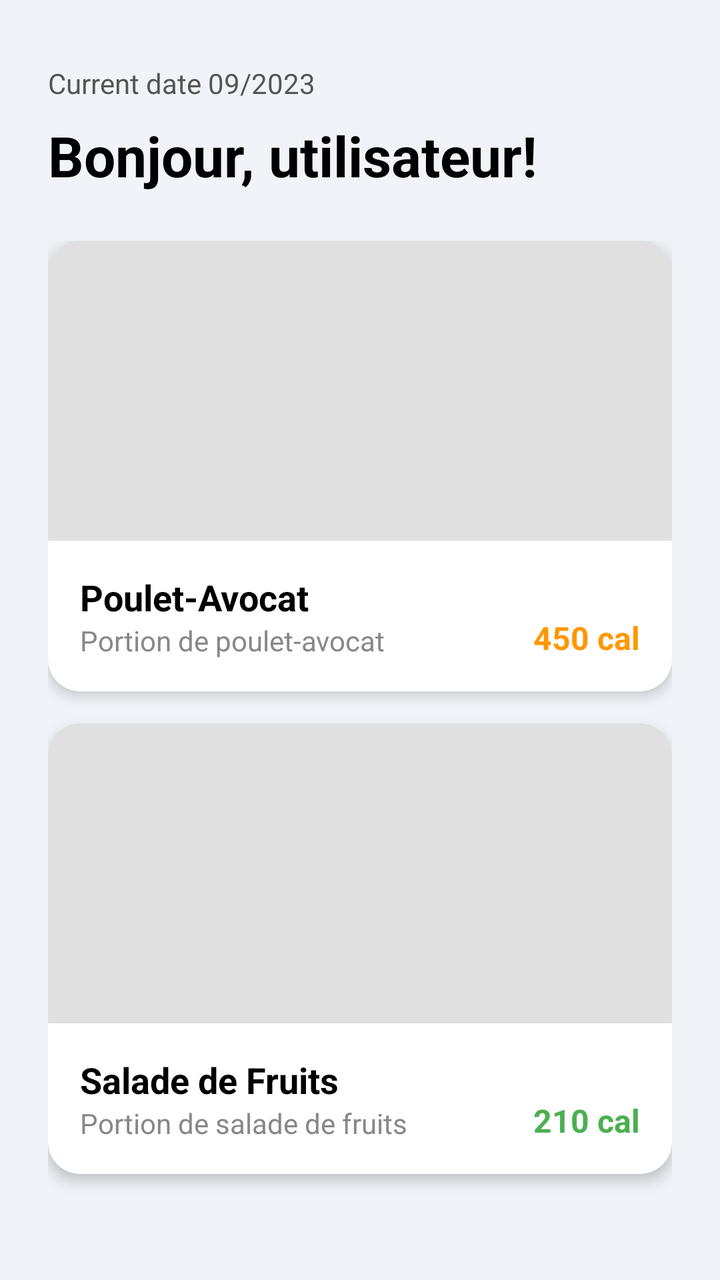
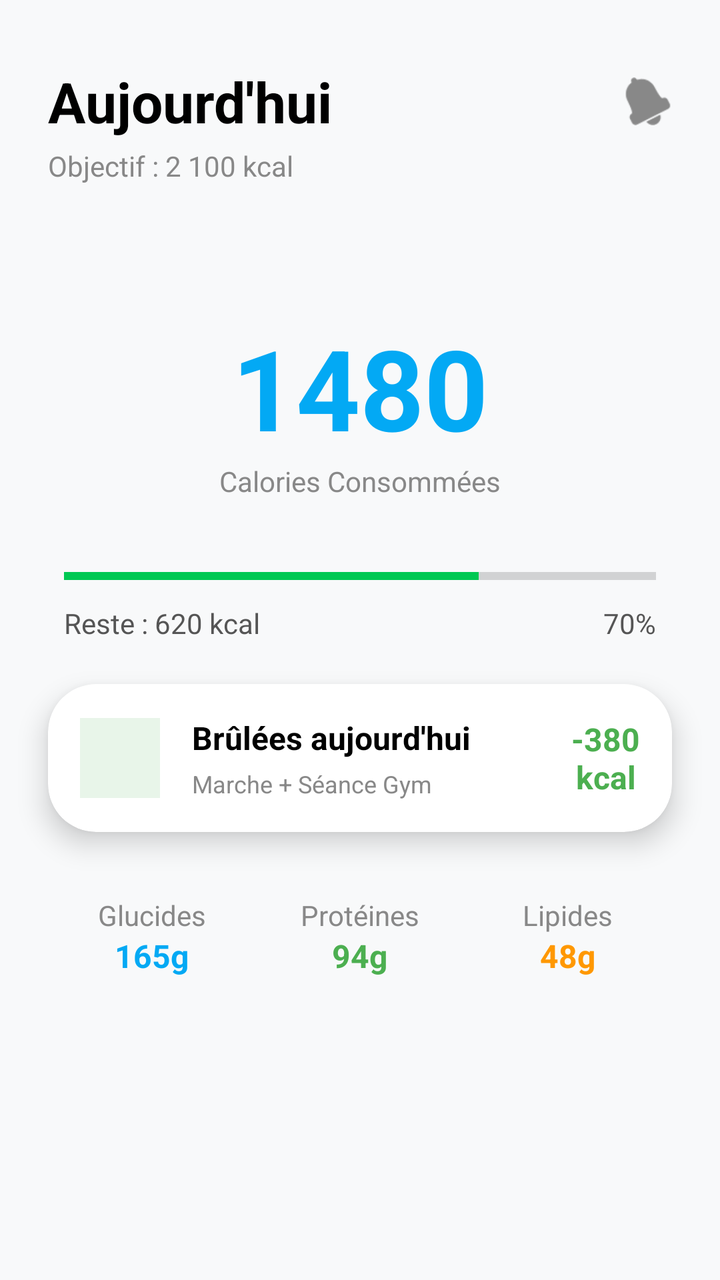

The first picture is an Android layout as it rendered before a commit; the second is the same layout after the commit. The layout source and the unified diff follow.
<!-- AndroidManifest.xml: application theme Theme.CaloriesTracker -->
<!-- res/layout/fragment_dashboard.xml -->
<?xml version="1.0" encoding="utf-8"?>
<androidx.constraintlayout.widget.ConstraintLayout xmlns:android="http://schemas.android.com/apk/res/android"
    xmlns:app="http://schemas.android.com/apk/res-auto"
    android:layout_width="match_parent"
    android:layout_height="match_parent"
    android:background="#F0F4F8">

    <TextView
        android:id="@+id/tvDate"
        android:layout_width="wrap_content"
        android:layout_height="wrap_content"
        android:layout_marginStart="24dp"
        android:layout_marginTop="32dp"
        android:text="Current date 09/2023"
        android:textColor="#555555"
        android:textSize="14sp"
        app:layout_constraintStart_toStartOf="parent"
        app:layout_constraintTop_toTopOf="parent" />

    <TextView
        android:id="@+id/tvGreeting"
        android:layout_width="wrap_content"
        android:layout_height="wrap_content"
        android:layout_marginStart="24dp"
        android:layout_marginTop="8dp"
        android:text="Bonjour, utilisateur!"
        android:textColor="#000000"
        android:textSize="28sp"
        android:textStyle="bold"
        app:layout_constraintStart_toStartOf="parent"
        app:layout_constraintTop_toBottomOf="@+id/tvDate" />

    
    <ScrollView
        android:layout_width="match_parent"
        android:layout_height="0dp"
        android:layout_marginTop="24dp"
        android:paddingBottom="100dp"
        android:clipToPadding="false"
        app:layout_constraintBottom_toBottomOf="parent"
        app:layout_constraintTop_toBottomOf="@+id/tvGreeting">

        <LinearLayout
            android:layout_width="match_parent"
            android:layout_height="wrap_content"
            android:orientation="vertical"
            android:paddingStart="24dp"
            android:paddingEnd="24dp">

            
            <androidx.cardview.widget.CardView
                android:layout_width="match_parent"
                android:layout_height="wrap_content"
                android:layout_marginBottom="16dp"
                app:cardCornerRadius="16dp"
                app:cardElevation="4dp">
                <LinearLayout
                    android:layout_width="match_parent"
                    android:layout_height="wrap_content"
                    android:orientation="vertical">
                    
                    <View
                        android:layout_width="match_parent"
                        android:layout_height="150dp"
                        android:background="#E0E0E0" />
                    <RelativeLayout
                        android:layout_width="match_parent"
                        android:layout_height="wrap_content"
                        android:padding="16dp">
                        <TextView
                            android:id="@+id/tvTitle1"
                            android:layout_width="wrap_content"
                            android:layout_height="wrap_content"
                            android:text="Poulet-Avocat"
                            android:textStyle="bold"
                            android:textSize="18sp"
                            android:textColor="#000000" />
                        <TextView
                            android:layout_width="wrap_content"
                            android:layout_height="wrap_content"
                            android:layout_below="@+id/tvTitle1"
                            android:text="Portion de poulet-avocat"
                            android:textColor="#888888"
                            android:textSize="14sp" />
                        <TextView
                            android:layout_width="wrap_content"
                            android:layout_height="wrap_content"
                            android:layout_alignParentEnd="true"
                            android:layout_alignParentBottom="true"
                            android:text="450 cal"
                            android:textColor="#FF9800"
                            android:textStyle="bold"
                            android:textSize="16sp" />
                    </RelativeLayout>
                </LinearLayout>
            </androidx.cardview.widget.CardView>

            
            <androidx.cardview.widget.CardView
                android:layout_width="match_parent"
                android:layout_height="wrap_content"
                android:layout_marginBottom="16dp"
                app:cardCornerRadius="16dp"
                app:cardElevation="4dp">
                <LinearLayout
                    android:layout_width="match_parent"
                    android:layout_height="wrap_content"
                    android:orientation="vertical">
                    <View
                        android:layout_width="match_parent"
                        android:layout_height="150dp"
                        android:background="#E0E0E0" />
                    <RelativeLayout
                        android:layout_width="match_parent"
                        android:layout_height="wrap_content"
                        android:padding="16dp">
                        <TextView
                            android:id="@+id/tvTitle2"
                            android:layout_width="wrap_content"
                            android:layout_height="wrap_content"
                            android:text="Salade de Fruits"
                            android:textStyle="bold"
                            android:textSize="18sp"
                            android:textColor="#000000" />
                        <TextView
                            android:layout_width="wrap_content"
                            android:layout_height="wrap_content"
                            android:layout_below="@+id/tvTitle2"
                            android:text="Portion de salade de fruits"
                            android:textColor="#888888"
                            android:textSize="14sp" />
                        <TextView
                            android:layout_width="wrap_content"
                            android:layout_height="wrap_content"
                            android:layout_alignParentEnd="true"
                            android:layout_alignParentBottom="true"
                            android:text="210 cal"
                            android:textColor="#4CAF50"
                            android:textStyle="bold"
                            android:textSize="16sp" />
                    </RelativeLayout>
                </LinearLayout>
            </androidx.cardview.widget.CardView>

        </LinearLayout>
    </ScrollView>

</androidx.constraintlayout.widget.ConstraintLayout>
<!-- resources referenced by this layout -->
<resources>
  <style name="Theme.CaloriesTracker" parent="Theme.MaterialComponents.DayNight.DarkActionBar">
          
      </style>
</resources>

<!-- the commit's change to res/layout/fragment_dashboard.xml (unified diff, before → after) -->
@@ -3,146 +3,247 @@
     xmlns:app="http://schemas.android.com/apk/res-auto"
     android:layout_width="match_parent"
     android:layout_height="match_parent"
-    android:background="#F0F4F8">
-
-    <TextView
-        android:id="@+id/tvDate"
+    android:background="#F8F9FA">
+
+    
+    <TextView
+        android:id="@+id/tvDayTitle"
         android:layout_width="wrap_content"
         android:layout_height="wrap_content"
         android:layout_marginStart="24dp"
         android:layout_marginTop="32dp"
-        android:text="Current date 09/2023"
-        android:textColor="#555555"
-        android:textSize="14sp"
-        app:layout_constraintStart_toStartOf="parent"
-        app:layout_constraintTop_toTopOf="parent" />
-
-    <TextView
-        android:id="@+id/tvGreeting"
-        android:layout_width="wrap_content"
-        android:layout_height="wrap_content"
-        android:layout_marginStart="24dp"
-        android:layout_marginTop="8dp"
-        android:text="Bonjour, utilisateur!"
+        android:text="Aujourd'hui"
         android:textColor="#000000"
         android:textSize="28sp"
         android:textStyle="bold"
         app:layout_constraintStart_toStartOf="parent"
-        app:layout_constraintTop_toBottomOf="@+id/tvDate" />
-
-    
-    <ScrollView
+        app:layout_constraintTop_toTopOf="parent" />
+
+    <TextView
+        android:id="@+id/tvGoal"
+        android:layout_width="wrap_content"
+        android:layout_height="wrap_content"
+        android:layout_marginStart="24dp"
+        android:layout_marginTop="4dp"
+        android:text="Objectif : 2 100 kcal"
+        android:textColor="#888888"
+        android:textSize="14sp"
+        app:layout_constraintStart_toStartOf="parent"
+        app:layout_constraintTop_toBottomOf="@+id/tvDayTitle" />
+
+    <ImageView
+        android:id="@+id/ivNotification"
+        android:layout_width="24dp"
+        android:layout_height="24dp"
+        android:layout_marginEnd="24dp"
+        android:src="@android:drawable/ic_popup_reminder"
+        app:layout_constraintBottom_toBottomOf="@+id/tvDayTitle"
+        app:layout_constraintEnd_toEndOf="parent"
+        app:layout_constraintTop_toTopOf="@+id/tvDayTitle"
+        app:tint="#888888" />
+
+    
+    <TextView
+        android:id="@+id/tvConsumed"
+        android:layout_width="wrap_content"
+        android:layout_height="wrap_content"
+        android:layout_marginTop="64dp"
+        android:text="1480"
+        android:textColor="#03A9F4"
+        android:textSize="56sp"
+        android:textStyle="bold"
+        app:layout_constraintEnd_toEndOf="parent"
+        app:layout_constraintStart_toStartOf="parent"
+        app:layout_constraintTop_toBottomOf="@+id/tvGoal" />
+
+    <TextView
+        android:id="@+id/tvConsumedLabel"
+        android:layout_width="wrap_content"
+        android:layout_height="wrap_content"
+        android:text="Calories Consommées"
+        android:textColor="#888888"
+        android:textSize="14sp"
+        app:layout_constraintEnd_toEndOf="parent"
+        app:layout_constraintStart_toStartOf="parent"
+        app:layout_constraintTop_toBottomOf="@+id/tvConsumed" />
+
+    
+    <ProgressBar
+        android:id="@+id/progressBar"
+        style="?android:attr/progressBarStyleHorizontal"
         android:layout_width="match_parent"
-        android:layout_height="0dp"
-        android:layout_marginTop="24dp"
-        android:paddingBottom="100dp"
-        android:clipToPadding="false"
-        app:layout_constraintBottom_toBottomOf="parent"
-        app:layout_constraintTop_toBottomOf="@+id/tvGreeting">
+        android:layout_height="12dp"
+        android:layout_marginStart="32dp"
+        android:layout_marginTop="32dp"
+        android:layout_marginEnd="32dp"
+        android:progress="70"
+        android:progressTint="#00C853"
+        app:layout_constraintEnd_toEndOf="parent"
+        app:layout_constraintStart_toStartOf="parent"
+        app:layout_constraintTop_toBottomOf="@+id/tvConsumedLabel" />
+
+    <TextView
+        android:id="@+id/tvRemaining"
+        android:layout_width="wrap_content"
+        android:layout_height="wrap_content"
+        android:layout_marginTop="8dp"
+        android:text="Reste : 620 kcal"
+        android:textColor="#555555"
+        android:textSize="14sp"
+        app:layout_constraintStart_toStartOf="@+id/progressBar"
+        app:layout_constraintTop_toBottomOf="@+id/progressBar" />
+
+    <TextView
+        android:id="@+id/tvPercent"
+        android:layout_width="wrap_content"
+        android:layout_height="wrap_content"
+        android:layout_marginTop="8dp"
+        android:text="70%"
+        android:textColor="#555555"
+        android:textSize="14sp"
+        app:layout_constraintEnd_toEndOf="@+id/progressBar"
+        app:layout_constraintTop_toBottomOf="@+id/progressBar" />
+
+    
+    <androidx.cardview.widget.CardView
+        android:id="@+id/cardBurned"
+        android:layout_width="match_parent"
+        android:layout_height="wrap_content"
+        android:layout_marginStart="24dp"
+        android:layout_marginTop="48dp"
+        android:layout_marginEnd="24dp"
+        app:cardBackgroundColor="#FFFFFF"
+        app:cardCornerRadius="24dp"
+        app:cardElevation="8dp"
+        app:layout_constraintEnd_toEndOf="parent"
+        app:layout_constraintStart_toStartOf="parent"
+        app:layout_constraintTop_toBottomOf="@+id/progressBar">
+
+        <RelativeLayout
+            android:layout_width="match_parent"
+            android:layout_height="wrap_content"
+            android:padding="16dp">
+            
+            <View
+                android:id="@+id/iconBurned"
+                android:layout_width="40dp"
+                android:layout_height="40dp"
+                android:background="#E8F5E9"
+                android:layout_centerVertical="true"
+                android:layout_marginEnd="16dp"/>
+
+            <TextView
+                android:id="@+id/tvBurnedTitle"
+                android:layout_width="wrap_content"
+                android:layout_height="wrap_content"
+                android:layout_toEndOf="@id/iconBurned"
+                android:text="Brûlées aujourd'hui"
+                android:textColor="#000000"
+                android:textSize="16sp"
+                android:textStyle="bold" />
+
+            <TextView
+                android:layout_width="wrap_content"
+                android:layout_height="wrap_content"
+                android:layout_below="@+id/tvBurnedTitle"
+                android:layout_toEndOf="@id/iconBurned"
+                android:layout_marginTop="4dp"
+                android:text="Marche + Séance Gym"
+                android:textColor="#888888"
+                android:textSize="12sp" />
+
+            <TextView
+                android:layout_width="wrap_content"
+                android:layout_height="wrap_content"
+                android:layout_alignParentEnd="true"
+                android:layout_centerVertical="true"
+                android:text="-380\nkcal"
+                android:textAlignment="center"
+                android:textColor="#4CAF50"
+                android:textSize="16sp"
+                android:textStyle="bold" />
+        </RelativeLayout>
+    </androidx.cardview.widget.CardView>
+
+    
+    <LinearLayout
+        android:layout_width="match_parent"
+        android:layout_height="wrap_content"
+        android:layout_marginStart="24dp"
+        android:layout_marginTop="32dp"
+        android:layout_marginEnd="24dp"
+        android:orientation="horizontal"
+        android:weightSum="3"
+        app:layout_constraintEnd_toEndOf="parent"
+        app:layout_constraintStart_toStartOf="parent"
+        app:layout_constraintTop_toBottomOf="@+id/cardBurned">
 
         <LinearLayout
-            android:layout_width="match_parent"
-            android:layout_height="wrap_content"
-            android:orientation="vertical"
-            android:paddingStart="24dp"
-            android:paddingEnd="24dp">
-
-            
-            <androidx.cardview.widget.CardView
-                android:layout_width="match_parent"
-                android:layout_height="wrap_content"
-                android:layout_marginBottom="16dp"
-                app:cardCornerRadius="16dp"
-                app:cardElevation="4dp">
-                <LinearLayout
-                    android:layout_width="match_parent"
-                    android:layout_height="wrap_content"
-                    android:orientation="vertical">
-                    
-                    <View
-                        android:layout_width="match_parent"
-                        android:layout_height="150dp"
-                        android:background="#E0E0E0" />
-                    <RelativeLayout
-                        android:layout_width="match_parent"
-                        android:layout_height="wrap_content"
-                        android:padding="16dp">
-                        <TextView
-                            android:id="@+id/tvTitle1"
-                            android:layout_width="wrap_content"
-                            android:layout_height="wrap_content"
-                            android:text="Poulet-Avocat"
-                            android:textStyle="bold"
-                            android:textSize="18sp"
-                            android:textColor="#000000" />
-                        <TextView
-                            android:layout_width="wrap_content"
-                            android:layout_height="wrap_content"
-                            android:layout_below="@+id/tvTitle1"
-                            android:text="Portion de poulet-avocat"
-                            android:textColor="#888888"
-                            android:textSize="14sp" />
-                        <TextView
-                            android:layout_width="wrap_content"
-                            android:layout_height="wrap_content"
-                            android:layout_alignParentEnd="true"
-                            android:layout_alignParentBottom="true"
-                            android:text="450 cal"
-                            android:textColor="#FF9800"
-                            android:textStyle="bold"
-                            android:textSize="16sp" />
-                    </RelativeLayout>
-                </LinearLayout>
-            </androidx.cardview.widget.CardView>
-
-            
-            <androidx.cardview.widget.CardView
-                android:layout_width="match_parent"
-                android:layout_height="wrap_content"
-                android:layout_marginBottom="16dp"
-                app:cardCornerRadius="16dp"
-                app:cardElevation="4dp">
-                <LinearLayout
-                    android:layout_width="match_parent"
-                    android:layout_height="wrap_content"
-                    android:orientation="vertical">
-                    <View
-                        android:layout_width="match_parent"
-                        android:layout_height="150dp"
-                        android:background="#E0E0E0" />
-                    <RelativeLayout
-                        android:layout_width="match_parent"
-                        android:layout_height="wrap_content"
-                        android:padding="16dp">
-                        <TextView
-                            android:id="@+id/tvTitle2"
-                            android:layout_width="wrap_content"
-                            android:layout_height="wrap_content"
-                            android:text="Salade de Fruits"
-                            android:textStyle="bold"
-                            android:textSize="18sp"
-                            android:textColor="#000000" />
-                        <TextView
-                            android:layout_width="wrap_content"
-                            android:layout_height="wrap_content"
-                            android:layout_below="@+id/tvTitle2"
-                            android:text="Portion de salade de fruits"
-                            android:textColor="#888888"
-                            android:textSize="14sp" />
-                        <TextView
-                            android:layout_width="wrap_content"
-                            android:layout_height="wrap_content"
-                            android:layout_alignParentEnd="true"
-                            android:layout_alignParentBottom="true"
-                            android:text="210 cal"
-                            android:textColor="#4CAF50"
-                            android:textStyle="bold"
-                            android:textSize="16sp" />
-                    </RelativeLayout>
-                </LinearLayout>
-            </androidx.cardview.widget.CardView>
-
+            android:layout_width="0dp"
+            android:layout_height="wrap_content"
+            android:layout_weight="1"
+            android:gravity="center"
+            android:orientation="vertical">
+            <TextView
+                android:layout_width="wrap_content"
+                android:layout_height="wrap_content"
+                android:text="Glucides"
+                android:textColor="#888888"
+                android:textSize="14sp" />
+            <TextView
+                android:id="@+id/tvCarbsValue"
+                android:layout_width="wrap_content"
+                android:layout_height="wrap_content"
+                android:text="165g"
+                android:textColor="#03A9F4"
+                android:textSize="16sp"
+                android:textStyle="bold" />
         </LinearLayout>
-    </ScrollView>
+
+        <LinearLayout
+            android:layout_width="0dp"
+            android:layout_height="wrap_content"
+            android:layout_weight="1"
+            android:gravity="center"
+            android:orientation="vertical">
+            <TextView
+                android:layout_width="wrap_content"
+                android:layout_height="wrap_content"
+                android:text="Protéines"
+                android:textColor="#888888"
+                android:textSize="14sp" />
+            <TextView
+                android:id="@+id/tvProteinsValue"
+                android:layout_width="wrap_content"
+                android:layout_height="wrap_content"
+                android:text="94g"
+                android:textColor="#4CAF50"
+                android:textSize="16sp"
+                android:textStyle="bold" />
+        </LinearLayout>
+
+        <LinearLayout
+            android:layout_width="0dp"
+            android:layout_height="wrap_content"
+            android:layout_weight="1"
+            android:gravity="center"
+            android:orientation="vertical">
+            <TextView
+                android:layout_width="wrap_content"
+                android:layout_height="wrap_content"
+                android:text="Lipides"
+                android:textColor="#888888"
+                android:textSize="14sp" />
+            <TextView
+                android:id="@+id/tvFatValue"
+                android:layout_width="wrap_content"
+                android:layout_height="wrap_content"
+                android:text="48g"
+                android:textColor="#FF9800"
+                android:textSize="16sp"
+                android:textStyle="bold" />
+        </LinearLayout>
+
+    </LinearLayout>
 
 </androidx.constraintlayout.widget.ConstraintLayout>
<!-- resource entries referenced after the edit -->
@@ -1,7 +1,9 @@
 <!-- resources referenced by this layout -->
 <resources>
-  <style name="Theme.CaloriesTracker" parent="Theme.MaterialComponents.DayNight.DarkActionBar">
+  <style name="Theme.CaloriesTracker" parent="Theme.MaterialComponents.DayNight.NoActionBar">
           
+          <item name="android:statusBarColor">@android:color/transparent</item>
+          <item name="android:windowLightStatusBar">true</item>
       </style>
 </resources>
 
